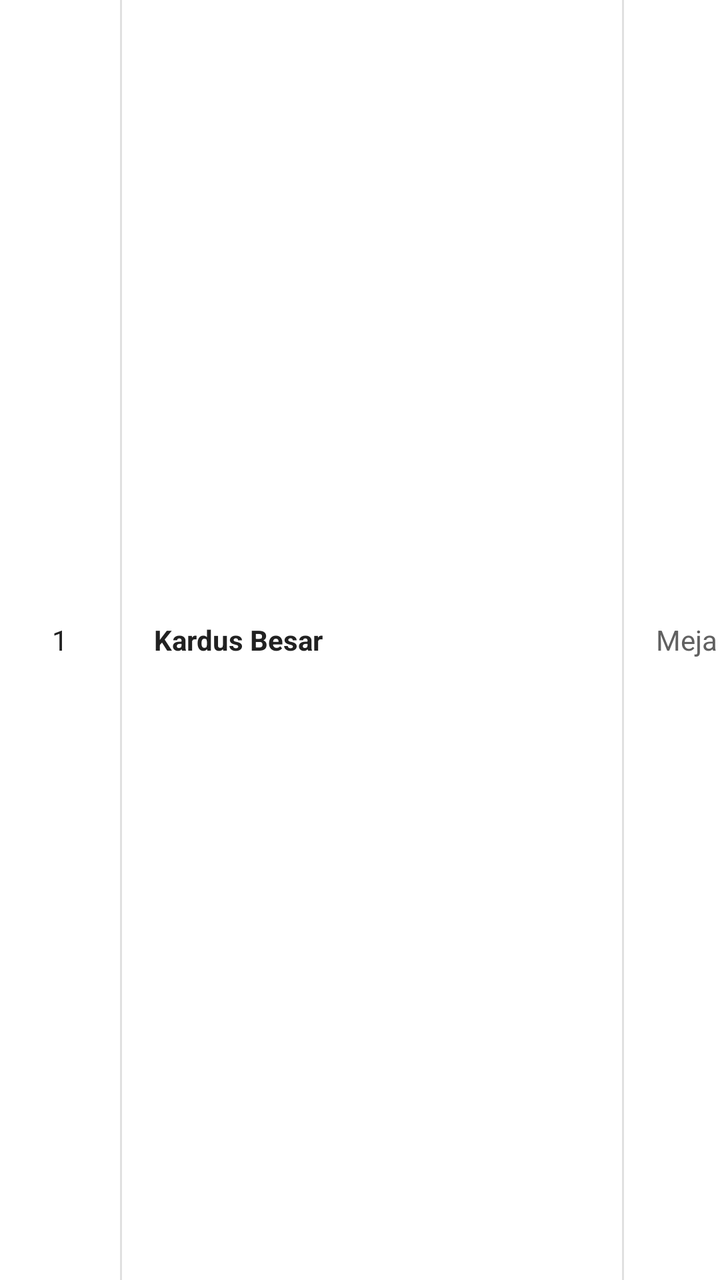
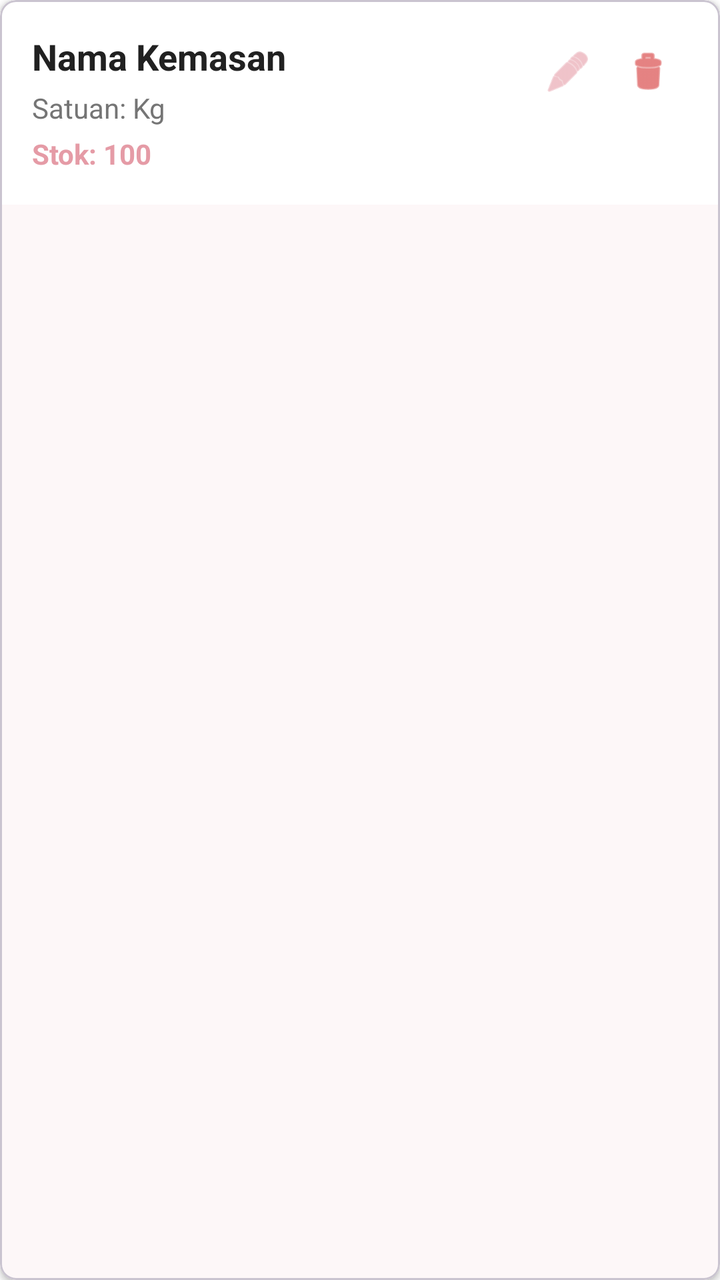

Screens rendered from an Android XML layout before and after an edit, with the pre-edit source and the edit as a unified diff.
<!-- AndroidManifest.xml: application theme Theme.SIMPRO -->
<!-- res/layout/item_kemasan.xml -->
<?xml version="1.0" encoding="utf-8"?>
<LinearLayout
    xmlns:android="http://schemas.android.com/apk/res/android"
    android:layout_width="match_parent"
    android:layout_height="wrap_content"
    android:orientation="vertical"
    android:background="?attr/selectableItemBackground">

    
    <LinearLayout
        android:layout_width="match_parent"
        android:layout_height="wrap_content"
        android:orientation="horizontal"
        android:minHeight="56dp"
        android:gravity="center_vertical"
        android:background="#FFFFFF">

        
        <TextView
            android:id="@+id/tvKemasanNumber"
            android:layout_width="60dp"
            android:layout_height="match_parent"
            android:text="1"
            android:textSize="14sp"
            android:textColor="#212121"
            android:gravity="center"
            android:paddingVertical="12dp"
            android:paddingHorizontal="8dp" />

        
        <View
            android:layout_width="1dp"
            android:layout_height="match_parent"
            android:background="#E0E0E0" />

        
        <TextView
            android:id="@+id/tvNamaKemasan"
            android:layout_width="250dp"
            android:layout_height="match_parent"
            android:text="Kardus Besar"
            android:textSize="14sp"
            android:textColor="#212121"
            android:textStyle="bold"
            android:gravity="center_vertical"
            android:paddingVertical="12dp"
            android:paddingStart="16dp"
            android:paddingEnd="8dp"
            android:ellipsize="end"
            android:maxLines="2" />

        
        <View
            android:layout_width="1dp"
            android:layout_height="match_parent"
            android:background="#E0E0E0" />

        
        <TextView
            android:id="@+id/tvNamaBarangJadi"
            android:layout_width="290dp"
            android:layout_height="match_parent"
            android:text="Meja Makan"
            android:textSize="14sp"
            android:textColor="#616161"
            android:gravity="center_vertical"
            android:paddingVertical="12dp"
            android:paddingStart="16dp"
            android:paddingEnd="8dp"
            android:ellipsize="end"
            android:maxLines="2" />

        
        <View
            android:layout_width="1dp"
            android:layout_height="match_parent"
            android:background="#E0E0E0" />

        
        <LinearLayout
            android:layout_width="100dp"
            android:layout_height="match_parent"
            android:orientation="horizontal"
            android:gravity="center"
            android:paddingVertical="12dp"
            android:paddingHorizontal="8dp">

            <ImageButton
                android:id="@+id/btnEdit"
                android:layout_width="36dp"
                android:layout_height="36dp"
                android:src="@android:drawable/ic_menu_edit"
                android:background="?attr/selectableItemBackgroundBorderless"
                android:tint="#2196F3"
                android:scaleType="centerInside"
                android:contentDescription="Edit Kemasan" />

            <ImageButton
                android:id="@+id/btnDelete"
                android:layout_width="36dp"
                android:layout_height="36dp"
                android:layout_marginStart="8dp"
                android:src="@android:drawable/ic_menu_delete"
                android:background="?attr/selectableItemBackgroundBorderless"
                android:tint="#F44336"
                android:scaleType="centerInside"
                android:contentDescription="Delete Kemasan" />

        </LinearLayout>

    </LinearLayout>

    
    <View
        android:layout_width="match_parent"
        android:layout_height="1dp"
        android:background="#E0E0E0" />

</LinearLayout>
<!-- resources referenced by this layout -->
<resources>
  <style name="Theme.SIMPRO" parent="Base.Theme.SIMPRO" />
  <style name="Base.Theme.SIMPRO" parent="Theme.Material3.Light.NoActionBar">
          
          <item name="colorPrimary">#E59BA6</item>
          <item name="colorPrimaryContainer">#E59BA6</item>
          <item name="colorOnPrimary">#FFFFFF</item>
  
          
          <item name="android:statusBarColor">#E59BA6</item>
          <item name="android:windowLightStatusBar">true</item>
  
          
  
          
          <item name="android:windowBackground">#FFFFFF</item>
          <item name="colorSurface">#FFFFFF</item>
  
          
          <item name="android:textColor">#333333</item>
      </style>
</resources>

<!-- the commit's change to res/layout/item_kemasan.xml (unified diff, before → after) -->
@@ -1,119 +1,77 @@
 <?xml version="1.0" encoding="utf-8"?>
-<LinearLayout
-    xmlns:android="http://schemas.android.com/apk/res/android"
+<com.google.android.material.card.MaterialCardView xmlns:android="http://schemas.android.com/apk/res/android"
+    xmlns:app="http://schemas.android.com/apk/res-auto"
     android:layout_width="match_parent"
     android:layout_height="wrap_content"
-    android:orientation="vertical"
-    android:background="?attr/selectableItemBackground">
+    android:layout_margin="4dp"
+    app:cardElevation="2dp"
+    app:cardCornerRadius="8dp">
 
-    
-    <LinearLayout
+    <androidx.constraintlayout.widget.ConstraintLayout
         android:layout_width="match_parent"
         android:layout_height="wrap_content"
-        android:orientation="horizontal"
-        android:minHeight="56dp"
-        android:gravity="center_vertical"
-        android:background="#FFFFFF">
+        android:background="@color/white"
+        android:padding="16dp">
 
-        
-        <TextView
-            android:id="@+id/tvKemasanNumber"
-            android:layout_width="60dp"
-            android:layout_height="match_parent"
-            android:text="1"
-            android:textSize="14sp"
-            android:textColor="#212121"
-            android:gravity="center"
-            android:paddingVertical="12dp"
-            android:paddingHorizontal="8dp" />
-
-        
-        <View
-            android:layout_width="1dp"
-            android:layout_height="match_parent"
-            android:background="#E0E0E0" />
-
-        
         <TextView
             android:id="@+id/tvNamaKemasan"
-            android:layout_width="250dp"
-            android:layout_height="match_parent"
-            android:text="Kardus Besar"
+            android:layout_width="0dp"
+            android:layout_height="wrap_content"
+            android:text="Nama Kemasan"
+            android:textSize="18sp"
+            android:textStyle="bold"
+            android:textColor="#212121"
+            app:layout_constraintTop_toTopOf="parent"
+            app:layout_constraintStart_toStartOf="parent"
+            app:layout_constraintEnd_toStartOf="@id/ivEdit" />
+
+        <TextView
+            android:id="@+id/tvSatuan"
+            android:layout_width="wrap_content"
+            android:layout_height="wrap_content"
+            android:text="Satuan: Kg"
             android:textSize="14sp"
-            android:textColor="#212121"
+            android:textColor="#757575"
+            android:layout_marginTop="4dp"
+            app:layout_constraintTop_toBottomOf="@id/tvNamaKemasan"
+            app:layout_constraintStart_toStartOf="parent" />
+
+        <TextView
+            android:id="@+id/tvStok"
+            android:layout_width="wrap_content"
+            android:layout_height="wrap_content"
+            android:text="Stok: 100"
+            android:textSize="14sp"
+            android:textColor="#E59BA6"
             android:textStyle="bold"
-            android:gravity="center_vertical"
-            android:paddingVertical="12dp"
-            android:paddingStart="16dp"
-            android:paddingEnd="8dp"
-            android:ellipsize="end"
-            android:maxLines="2" />
+            android:layout_marginTop="4dp"
+            app:layout_constraintTop_toBottomOf="@id/tvSatuan"
+            app:layout_constraintStart_toStartOf="parent" />
 
-        
-        <View
-            android:layout_width="1dp"
-            android:layout_height="match_parent"
-            android:background="#E0E0E0" />
+        <ImageView
+            android:id="@+id/ivEdit"
+            android:layout_width="40dp"
+            android:layout_height="40dp"
+            android:src="@android:drawable/ic_menu_edit"
+            android:padding="8dp"
+            android:background="?attr/selectableItemBackgroundBorderless"
+            android:contentDescription="Edit"
+            app:tint="#E59BA6"
+            app:layout_constraintTop_toTopOf="parent"
+            app:layout_constraintEnd_toStartOf="@id/ivDelete" />
 
-        
-        <TextView
-            android:id="@+id/tvNamaBarangJadi"
-            android:layout_width="290dp"
-            android:layout_height="match_parent"
-            android:text="Meja Makan"
-            android:textSize="14sp"
-            android:textColor="#616161"
-            android:gravity="center_vertical"
-            android:paddingVertical="12dp"
-            android:paddingStart="16dp"
-            android:paddingEnd="8dp"
-            android:ellipsize="end"
-            android:maxLines="2" />
+        <ImageView
+            android:id="@+id/ivDelete"
+            android:layout_width="40dp"
+            android:layout_height="40dp"
+            android:src="@android:drawable/ic_menu_delete"
+            android:padding="8dp"
+            android:background="?attr/selectableItemBackgroundBorderless"
+            android:contentDescription="Delete"
+            app:tint="#D32F2F"
+            app:layout_constraintTop_toTopOf="parent"
+            app:layout_constraintEnd_toEndOf="parent" />
 
-        
-        <View
-            android:layout_width="1dp"
-            android:layout_height="match_parent"
-            android:background="#E0E0E0" />
+    </androidx.constraintlayout.widget.ConstraintLayout>
 
-        
-        <LinearLayout
-            android:layout_width="100dp"
-            android:layout_height="match_parent"
-            android:orientation="horizontal"
-            android:gravity="center"
-            android:paddingVertical="12dp"
-            android:paddingHorizontal="8dp">
-
-            <ImageButton
-                android:id="@+id/btnEdit"
-                android:layout_width="36dp"
-                android:layout_height="36dp"
-                android:src="@android:drawable/ic_menu_edit"
-                android:background="?attr/selectableItemBackgroundBorderless"
-                android:tint="#2196F3"
-                android:scaleType="centerInside"
-                android:contentDescription="Edit Kemasan" />
-
-            <ImageButton
-                android:id="@+id/btnDelete"
-                android:layout_width="36dp"
-                android:layout_height="36dp"
-                android:layout_marginStart="8dp"
-                android:src="@android:drawable/ic_menu_delete"
-                android:background="?attr/selectableItemBackgroundBorderless"
-                android:tint="#F44336"
-                android:scaleType="centerInside"
-                android:contentDescription="Delete Kemasan" />
-
-        </LinearLayout>
-
-    </LinearLayout>
-
-    
-    <View
-        android:layout_width="match_parent"
-        android:layout_height="1dp"
-        android:background="#E0E0E0" />
-
-</LinearLayout>
+</com.google.android.material.card.MaterialCardView>
<!-- resource entries referenced after the edit -->
@@ -1,5 +1,6 @@
 <!-- resources referenced by this layout -->
 <resources>
+  <color name="white">#FFFFFFFF</color>
   <style name="Theme.SIMPRO" parent="Base.Theme.SIMPRO" />
   <style name="Base.Theme.SIMPRO" parent="Theme.Material3.Light.NoActionBar">
           
